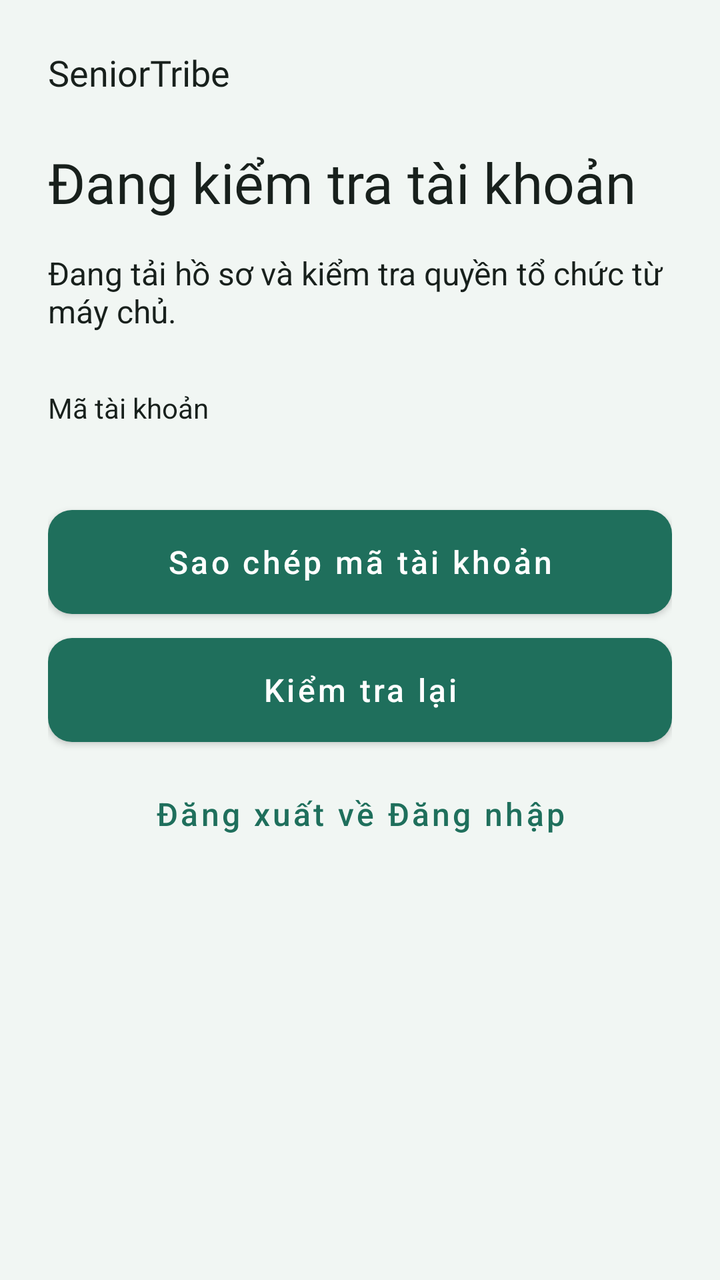
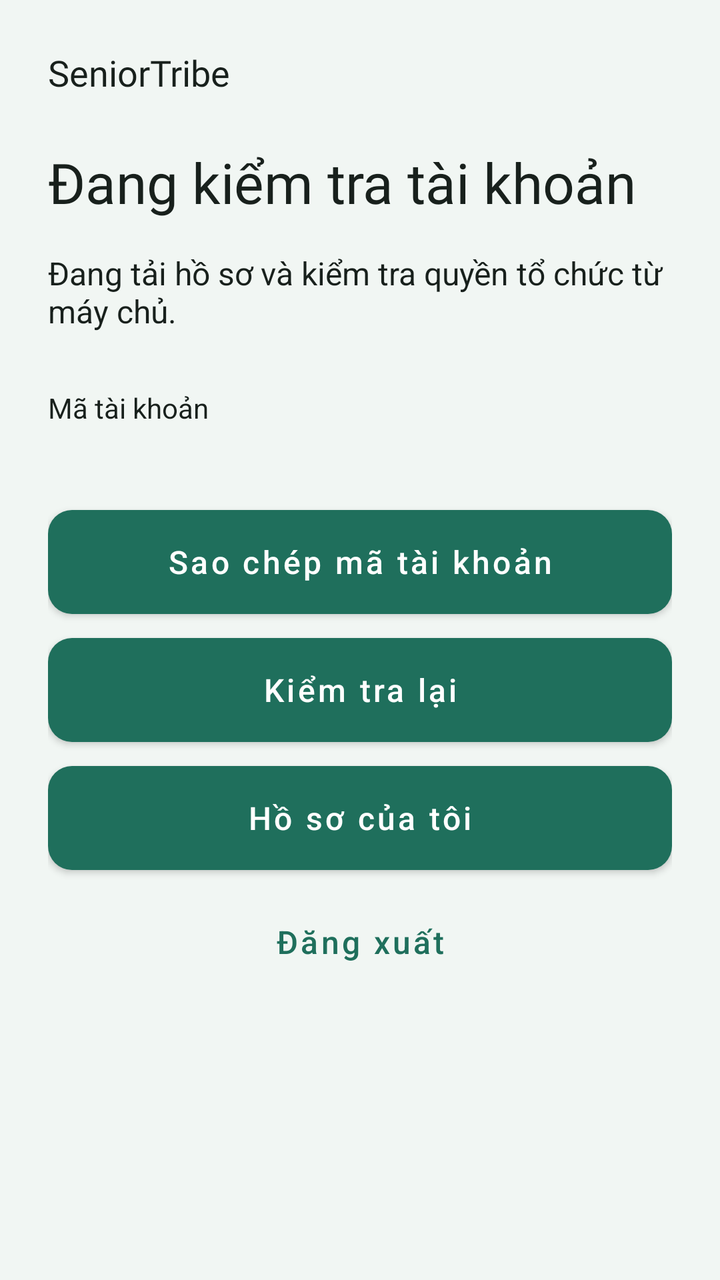

An Android layout rendered at two revisions. The XML below is the earlier revision; the diff shows what the commit changed to produce the second picture.
<!-- AndroidManifest.xml: application theme Theme.SeniorTribeApp -->
<!-- res/layout/activity_session_gate.xml -->
<?xml version="1.0" encoding="utf-8"?>
<ScrollView xmlns:android="http://schemas.android.com/apk/res/android"
    xmlns:app="http://schemas.android.com/apk/res-auto"
    android:layout_width="match_parent" android:layout_height="match_parent"
    android:fillViewport="true" android:background="@color/st_auth_background">
    <LinearLayout android:layout_width="match_parent" android:layout_height="wrap_content"
        android:orientation="vertical" android:padding="24dp">
        <TextView 
        android:layout_width="match_parent" android:layout_height="wrap_content"
        android:text="@string/st_auth_brand" android:textColor="@color/st_auth_text"
        android:textSize="18sp" android:fontFamily="@font/be_vietnam_pro_semibold" />
        <TextView android:id="@+id/st_access_title"
        android:layout_width="match_parent" android:layout_height="wrap_content"
        android:text="@string/st_access_loading_title" android:textColor="@color/st_auth_text"
        android:textSize="28sp" android:layout_marginTop="24dp" android:fontFamily="@font/be_vietnam_pro_semibold" />
<TextView android:id="@+id/st_access_description"
        android:layout_width="match_parent" android:layout_height="wrap_content"
        android:text="@string/st_access_loading_note" android:textColor="@color/st_auth_text"
        android:textSize="16sp" android:layout_marginTop="16dp" android:accessibilityLiveRegion="polite" />
<ProgressBar android:id="@+id/st_access_progress"
        android:layout_width="48dp" android:layout_height="48dp"
        android:layout_gravity="center_horizontal" android:layout_marginTop="16dp"
        android:contentDescription="@string/st_auth_loading" android:visibility="gone" />
<TextView 
        android:layout_width="match_parent" android:layout_height="wrap_content"
        android:text="@string/st_register_uid_label" android:textColor="@color/st_auth_text"
        android:textSize="14sp" android:layout_marginTop="28dp" />
<TextView android:id="@+id/st_access_uid"
        android:layout_width="match_parent" android:layout_height="wrap_content"
        android:text="@string/st_access_uid_initial" android:textColor="@color/st_auth_text"
        android:textSize="16sp" android:layout_marginTop="8dp" android:textIsSelectable="true" />
<com.google.android.material.button.MaterialButton
        android:id="@+id/st_access_copy_uid" style="@style/Widget.SeniorTribe.AuthButton"
        android:layout_width="match_parent" android:layout_height="wrap_content"
        android:layout_marginTop="12dp" android:minHeight="52dp"
        android:text="@string/st_register_copy_uid" android:textAllCaps="false"
        android:textSize="16sp" />
<com.google.android.material.button.MaterialButton
        android:id="@+id/st_access_retry" style="@style/Widget.SeniorTribe.AuthButton"
        android:layout_width="match_parent" android:layout_height="wrap_content"
        android:layout_marginTop="12dp" android:minHeight="52dp"
        android:text="@string/st_access_refresh" android:textAllCaps="false"
        android:textSize="16sp" />
<com.google.android.material.button.MaterialButton
        android:id="@+id/st_access_sign_out" style="@style/Widget.MaterialComponents.Button.TextButton"
        android:layout_width="match_parent" android:layout_height="wrap_content"
        android:layout_marginTop="12dp" android:minHeight="48dp"
        android:text="@string/st_register_sign_out" android:textAllCaps="false"
        android:textSize="16sp" />
    </LinearLayout>
</ScrollView>
<!-- resources referenced by this layout -->
<resources>
  <color name="st_auth_background">#F1F6F3</color>
  <color name="st_auth_text">#18201C</color>
  <string name="st_access_loading_note">Đang tải hồ sơ và kiểm tra quyền tổ chức từ máy chủ.</string>
  <string name="st_access_loading_title">Đang kiểm tra tài khoản</string>
  <string name="st_access_refresh">Kiểm tra lại</string>
  <string name="st_access_uid_initial" />
  <string name="st_auth_brand">SeniorTribe</string>
  <string name="st_auth_loading">Đang xử lý</string>
  <string name="st_register_copy_uid">Sao chép mã tài khoản</string>
  <string name="st_register_sign_out">Đăng xuất về Đăng nhập</string>
  <string name="st_register_uid_label">Mã tài khoản</string>
  <style name="Widget.SeniorTribe.AuthButton" parent="Widget.MaterialComponents.Button">
          <item name="android:minHeight">52dp</item>
          <item name="android:insetTop">0dp</item>
          <item name="android:insetBottom">0dp</item>
          <item name="android:textAllCaps">false</item>
          <item name="android:textSize">16sp</item>
          <item name="cornerRadius">12dp</item>
      </style>
  <style name="Theme.SeniorTribeApp" parent="Theme.Material3.DayNight.NoActionBar">
          <item name="colorPrimary">@color/primary</item>
          <item name="colorPrimaryVariant">@color/primary_dark</item>
          <item name="colorOnPrimary">@color/on_primary</item>
          <item name="colorSecondary">@color/secondary</item>
          <item name="colorSecondaryVariant">@color/secondary_dark</item>
          <item name="colorOnSecondary">@color/on_secondary</item>
          <item name="android:statusBarColor">@color/primary_dark</item>
          <item name="android:windowBackground">@color/background</item>
          
          <item name="colorPrimaryContainer">@color/primary_light</item>
          <item name="colorOnPrimaryContainer">@color/text_primary</item>
          <item name="colorSecondaryContainer">@color/primary_light</item>
          <item name="colorOnSecondaryContainer">@color/text_primary</item>
          <item name="colorSurface">@color/surface</item>
          <item name="colorOnSurface">@color/text_primary</item>
          <item name="colorOnSurfaceVariant">@color/text_secondary</item>
          <item name="colorOutline">@color/divider</item>
          <item name="colorError">@color/error</item>
      </style>
  <color name="primary">#1F6F5C</color>
  <color name="primary_dark">#17574A</color>
  <color name="on_primary">#FFFFFF</color>
  <color name="secondary">#FB8C00</color>
  <color name="secondary_dark">#EF6C00</color>
  <color name="on_secondary">#FFFFFF</color>
  <color name="background">#F1F6F3</color>
  <color name="primary_light">#CDEDE0</color>
  <color name="text_primary">#18201C</color>
  <color name="surface">#FFFFFF</color>
  <color name="text_secondary">#52615A</color>
  <color name="divider">#D5DED9</color>
  <color name="error">#B3261E</color>
</resources>

<!-- the commit's change to res/layout/activity_session_gate.xml (unified diff, before → after) -->
@@ -1,6 +1,8 @@
 <?xml version="1.0" encoding="utf-8"?>
-<ScrollView xmlns:android="http://schemas.android.com/apk/res/android"
+<FrameLayout xmlns:android="http://schemas.android.com/apk/res/android"
     xmlns:app="http://schemas.android.com/apk/res-auto"
+    android:layout_width="match_parent" android:layout_height="match_parent">
+<ScrollView android:id="@+id/st_access_content"
     android:layout_width="match_parent" android:layout_height="match_parent"
     android:fillViewport="true" android:background="@color/st_auth_background">
     <LinearLayout android:layout_width="match_parent" android:layout_height="wrap_content"
@@ -42,6 +44,12 @@
         android:text="@string/st_access_refresh" android:textAllCaps="false"
         android:textSize="16sp" />
 <com.google.android.material.button.MaterialButton
+        android:id="@+id/st_access_profile" style="@style/Widget.SeniorTribe.AuthButton"
+        android:layout_width="match_parent" android:layout_height="wrap_content"
+        android:layout_marginTop="12dp" android:minHeight="52dp"
+        android:text="@string/st_profile_title" android:textAllCaps="false"
+        android:textSize="16sp" />
+<com.google.android.material.button.MaterialButton
         android:id="@+id/st_access_sign_out" style="@style/Widget.MaterialComponents.Button.TextButton"
         android:layout_width="match_parent" android:layout_height="wrap_content"
         android:layout_marginTop="12dp" android:minHeight="48dp"
@@ -49,3 +57,8 @@
         android:textSize="16sp" />
     </LinearLayout>
 </ScrollView>
+<androidx.fragment.app.FragmentContainerView
+    android:id="@+id/st_access_profile_container"
+    android:layout_width="match_parent" android:layout_height="match_parent"
+    android:visibility="gone" />
+</FrameLayout>
<!-- resource entries referenced after the edit -->
@@ -8,8 +8,9 @@
   <string name="st_access_uid_initial" />
   <string name="st_auth_brand">SeniorTribe</string>
   <string name="st_auth_loading">Đang xử lý</string>
+  <string name="st_profile_title">Hồ sơ của tôi</string>
   <string name="st_register_copy_uid">Sao chép mã tài khoản</string>
-  <string name="st_register_sign_out">Đăng xuất về Đăng nhập</string>
+  <string name="st_register_sign_out">Đăng xuất</string>
   <string name="st_register_uid_label">Mã tài khoản</string>
   <style name="Widget.SeniorTribe.AuthButton" parent="Widget.MaterialComponents.Button">
           <item name="android:minHeight">52dp</item>
